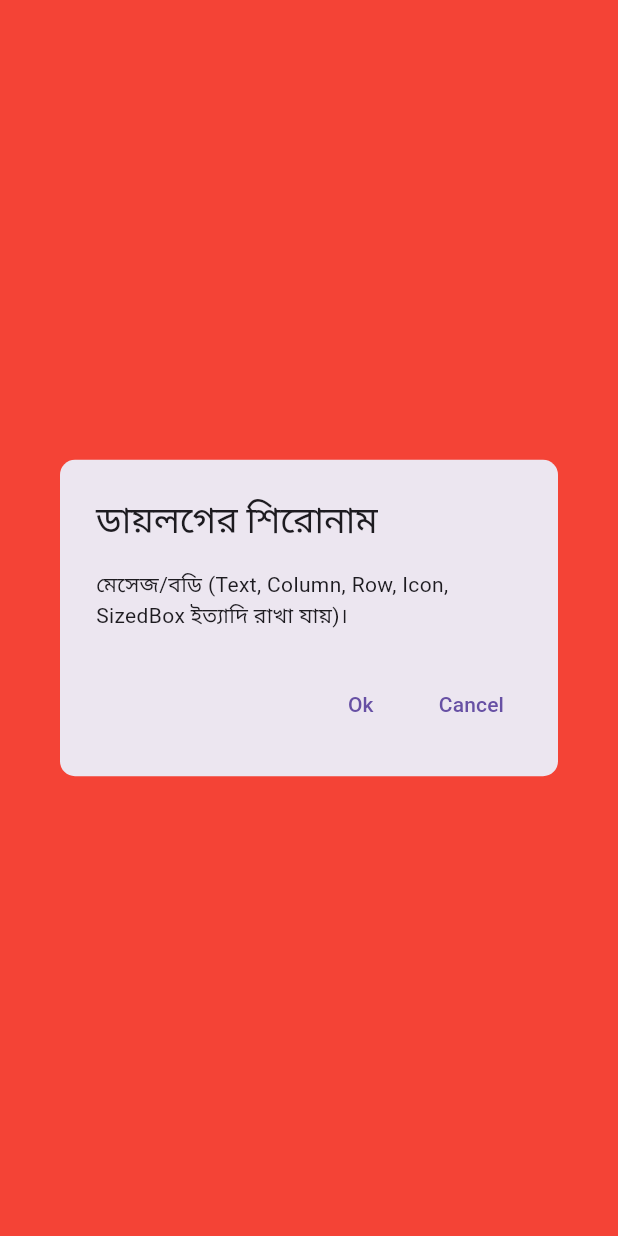
After one commit to SaidurRahman1004/FlutterPractise1, a Flutter app: the OstadDialogSnkbar screen opened directly, after a tap on "AlertDialog", on a phone screen of 412 x 824 dp. The commit adds this screen. Run offline on Flutter 3.47's test engine with Material 3 defaults, Android fonts, the phone set to English and light mode, and no system bars; our stand-ins replace carousel_slider, email_validator, shared_preferences, smooth_page_indicator; accounts and stored records are empty; key blocks and very long unbroken strings in the code were emptied for the run.

Commit message:
commit 12

```diff
--- /dev/null
+++ b/lib/OstadFlutterPractise/DialogAletSnackbar.dart
@@ -0,0 +1,187 @@
+import 'package:flutter/cupertino.dart';
+import 'package:flutter/material.dart';
+
+class OstadDialogSnkbar extends StatelessWidget {
+  OstadDialogSnkbar({super.key});
+
+  List<Map<String, dynamic>> Products = [ //List Collection
+    {"name": "Mobile", "icon": Icons.mobile_friendly},
+    {"name": "Laptop", "icon": Icons.laptop_mac},
+    {"name": "Tablet", "icon": Icons.tablet_mac},
+  ];
+
+  //AlertDialog  ব্যবহার: ব্যবহারকারীর সামনে কোনো important তথ্য দেখানো বা confirm চাইতে।
+  void CustomAlertDialog(context) {
+    showDialog(                                       //showDialog() → ডায়লগ দেখানোর ফাংশন।
+      context: context,
+      barrierDismissible: false,                      //barrierDismissible: true/false → বাইরে চাপলে ডায়লগ বন্ধ হবে কি না।
+      barrierColor: Colors.red,
+      builder: (BuildContext context) =>
+          AlertDialog(                                 //AlertDialog → মূল container।
+        shape: RoundedRectangleBorder(
+          borderRadius: BorderRadius.circular(10),
+        ),
+        title: Text("ডায়লগের শিরোনাম"),                     //title → ডায়লগের শিরোনাম।
+        content: Text(                                    //content → মেসেজ/বডি (Text, Column, Row, Icon, SizedBox ইত্যাদি রাখা যায়)।
+          "মেসেজ/বডি (Text, Column, Row, Icon, SizedBox ইত্যাদি রাখা যায়)।",
+        ),
+        actions: [
+          TextButton(
+            onPressed: () {
+              Navigator.of(context).pop();
+            },
+            child: Text("Ok"),
+          ),
+          TextButton(
+            onPressed: () {
+              Navigator.of(context).pop();
+            },
+            child: Text("Cancel"),
+          ),
+        ],
+      ),
+    );
+  }
+
+  //SimpleDialog 👉 ব্যবহার: Short options লিস্ট দেখানোর জন্য।
+  void CustomSimpleDialog(context) {
+    showDialog(
+      context: context,
+      builder: (BuildContext context) => SimpleDialog(           //SimpleDialog → container।
+        title: Text("Simple Dialog"),
+        children: [                                               //children → লিস্টের ভেতর একাধিক SimpleDialogOption।
+          SimpleDialogOption(child: Text("Enter Your Name: ")),   //SimpleDialogOption → প্রতিটি অপশন (Text, TextField বা অন্য widget থাকতে পারে)।
+          SimpleDialogOption(
+            child: Padding(
+              padding: const EdgeInsets.all(8.0),
+              child: TextField(
+                decoration: InputDecoration(hintText: "Your Name"),
+              ),
+            ),
+          ),
+          SimpleDialogOption(
+            child: Center(
+              child: ElevatedButton(
+                onPressed: () {
+                  Navigator.of(context).pop();
+                },
+                child: Text("Submit"),
+              ),
+            ),
+          ),
+        ],
+      ),
+    );
+  }
+
+  //. Bottom Sheet Dialog 👉 ব্যবহার: নিচ থেকে slide করে আসা menu বা অপশন দেখানোর জন্য।
+  void CustomBottomSheet(context) {
+    showModalBottomSheet(                //showModalBottomSheet() → ফাংশন।
+      context: context,
+      isScrollControlled: true,
+      builder: (BuildContext context) =>
+          Container(                              //ভেতরে Container → main UI।
+              height: 200,
+              child: ListView.builder(
+            itemCount: Products.length,
+              itemBuilder: (context, index) {
+                return ListTile(
+                  leading: Icon(Products[index]["icon"]),
+                  title: Text(Products[index]["name"]),
+                );
+              })),
+    );
+  }
+
+  //Custom Dialog  👉 ব্যবহার: নিজের ডিজাইন করা Dialog বানানোর জন্য।সবকিছু নিজের  ডিজাইন অনুযায়ী।
+  void CustomDialog(context) {
+    showDialog(context: context, builder: (BuildContext context)=>Dialog(  //ভেতরে Dialog widget → custom container।
+      child: Container(
+
+        child: Column(                                                       //কনটেন্ট → Column / Row / Image / Text / Button ইত্যাদি।
+          mainAxisSize: MainAxisSize.min,
+            children: [
+              Image.asset(
+                "assets/images/img1.jpg",
+                width: 150,
+                height: 150,
+                fit: BoxFit.cover,
+              ),
+              SizedBox(height: 10),
+              Text("This is Custom Dialog"),
+              SizedBox(height: 10),
+              ElevatedButton(onPressed: () {
+                Navigator.of(context).pop();
+              }, child: Text("Close")),
+
+
+            ],
+        ),
+      ),
+    ));
+  }
+
+  //Loading Dialog  👉 ব্যবহার: লোডিং বা প্রসেসিং চলার সময় ইউজারকে দেখানোর জন্য।
+  void CustomLoadingDialog(context) {
+    showDialog(context: context, builder: (BuildContext context)=>Dialog(
+      child: Row(
+        children: [
+          CircularProgressIndicator(),
+          SizedBox(width: 10),
+          Text("Loading..."),
+        ],
+      ),
+    ));
+
+  }
+
+  //Snackbar 👉 ব্যবহার: temporary bottom notification।
+  void CustomSnackbar(msg,context) {
+    ScaffoldMessenger.of(context).showSnackBar(SnackBar(content: Text(msg),duration: Duration(seconds: 2),));
+  }
+
+  @override
+  Widget build(BuildContext context) {
+    return Scaffold(
+      appBar: AppBar(title: Text("Ostad Dialog Snackbar")),
+      body: Center(
+        child: Column(
+          mainAxisAlignment: MainAxisAlignment.center,
+          children: [
+            Row(
+              mainAxisAlignment: MainAxisAlignment.center,
+              children: [
+                ElevatedButton(
+                  onPressed: () {
+                    CustomAlertDialog(context);
+                  },
+                  child: Text("AlertDialog"),
+                ),
+                SizedBox(width: 10),
+                ElevatedButton(
+                  onPressed: () {
+                    CustomSimpleDialog(context);
+                  },
+                  child: Text("SimpleDialog"),
+                ),
+                SizedBox(width: 10),
+                ElevatedButton(onPressed: () {CustomBottomSheet(context);}, child: Text("BottomSheet")),
+              ],
+            ),
+            SizedBox(height: 20),
+            Row(
+              mainAxisAlignment: MainAxisAlignment.center,
+              children: [
+                ElevatedButton(onPressed: () {CustomDialog(context);}, child: Text("Custom Dialog")),
+                SizedBox(width: 10),
+                ElevatedButton(onPressed: () {CustomLoadingDialog(context);}, child: Text("Loading Dialog")),
+                SizedBox(width: 10),
+                ElevatedButton(onPressed: () {CustomSnackbar("This is Snackbar",context);}, child: Text("Snackbar")),
+              ],
+            ),
+          ],
+        ),
+      ),
+    );
+  }
+}
--- a/lib/main.dart
+++ b/lib/main.dart
@@ -26,6 +26,7 @@ import 'DateTime.dart';
 import 'Drawer.dart';
 import 'Flutter Backend/APIgetJson.dart';
 import 'ImageAss.dart';
+import 'OstadFlutterPractise/DialogAletSnackbar.dart';
 import 'SecondPage.dart';
 import 'State Management/InheritedWidget.dart';
 import 'State Management/LightSwitchApp.dart';
@@ -49,6 +50,7 @@ import 'GminiPractise.dart';
 import 'BottomSheet.dart';
 
 /////////////////////////////Temp////////////////////////////
+/*
 void main() {
   runApp(
     ChangeNotifierProvider(
@@ -57,6 +59,8 @@ void main() {
     ),
   );
 }
+
+ */
 /////////////////////////////Temp////////////////////////////
 
 /*
@@ -94,17 +98,17 @@ void main() {
 
  */
 //Copyed//https://picsum.photos
-/*
+
 void main(){
   runApp( MaterialApp(
     debugShowCheckedModeBanner: false,
-    home: AppStateContainer(child: AppStateDemo(),),    //practisePage  //CustomBottomSheetDemo  //BottomSheetExample
+    home: OstadDialogSnkbar(),    //practisePage  //CustomBottomSheetDemo  //BottomSheetExample
        //practisePage  //CustomBottomSheetDemo  //BottomSheetExample
 
   ) ); //listExample  //MyApp  //practisePage  //Practiseg2 //ExampleOfAllList //GminiPractise  //CounterWidget //StatefullWidgetAiAll //TextFormFieldEditingController
  }
 
- */
+
 
 
 
```
